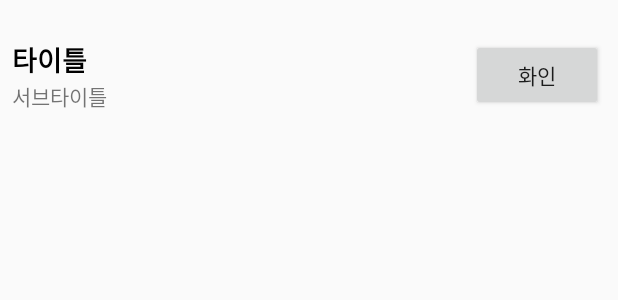
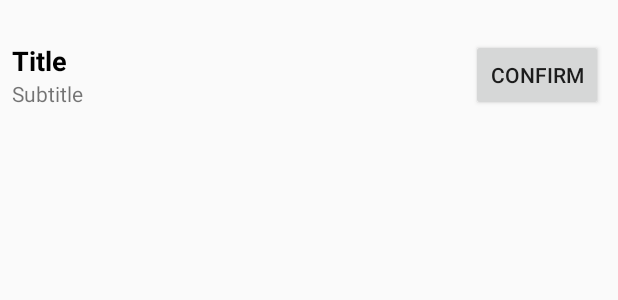
Before and after one commit to HaenaraShin/Epoxy-DataBinding-Example, an Android app: the layout item_sample.xml on its own in the app's theme, with its tools: preview values and no code run, on a phone screen of 412 x 824 dp. Shown: the top 300 px of the screen. Run offline under Robolectric (Android 15) with nearby library versions, the phone set to English and light mode, and no system bars.

Commit message:
refactor(ui): 리소스 리팩토링

```diff
--- a/app/src/main/res/layout/item_sample.xml
+++ b/app/src/main/res/layout/item_sample.xml
@@ -31,7 +31,7 @@
             app:layout_constraintLeft_toLeftOf="parent"
             app:layout_constraintTop_toTopOf="parent"
             app:layout_constraintVertical_chainStyle="packed"
-            tools:text="타이틀" />
+            tools:text="Title" />
 
         <TextView
             android:id="@+id/tv_subtitle"
@@ -43,7 +43,7 @@
             app:layout_constraintLeft_toLeftOf="parent"
             app:layout_constraintTop_toBottomOf="@id/tv_title"
             app:layout_constraintVertical_chainStyle="packed"
-            tools:text="서브타이틀" />
+            tools:text="Subtitle" />
 
         <Button
             android:id="@+id/btn"
@@ -51,7 +51,7 @@
             android:layout_height="wrap_content"
             android:layout_marginRight="10dip"
             android:onClick="@{onClick}"
-            android:text="화인"
+            android:text="Confirm"
             app:layout_constraintBottom_toBottomOf="parent"
             app:layout_constraintRight_toRightOf="parent"
             app:layout_constraintTop_toTopOf="parent" />
```
